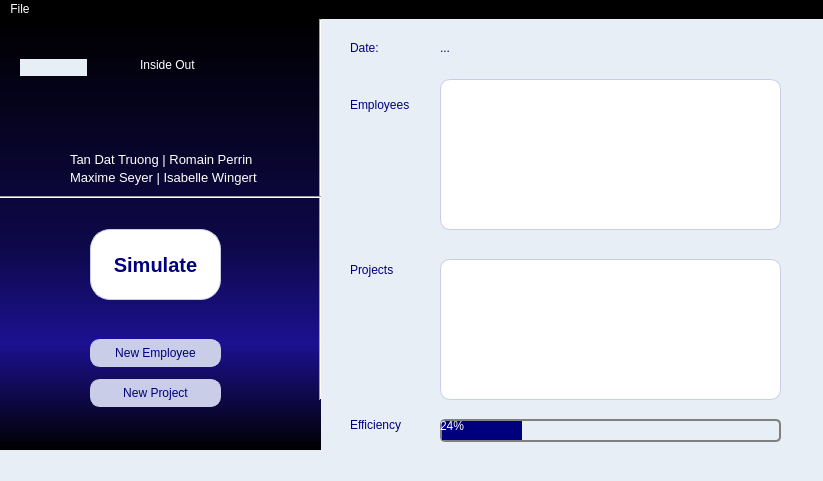
First picture: the form in mainwindow.ui, repository Romain96/M2S3_QualiteERP, before the edit.
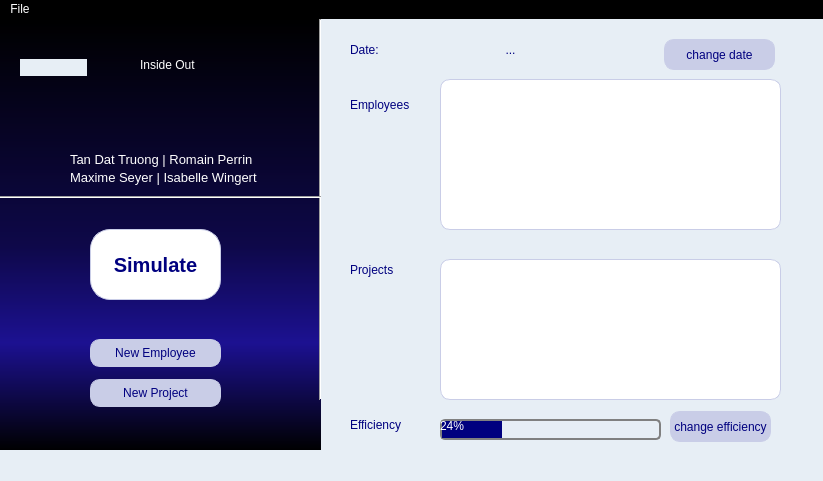
Second picture: the form after the edit.

Commit message: adding two new pushbuttons (change date & efficiency)

Patch:
```diff
--- a/mainwindow.ui
+++ b/mainwindow.ui
@@ -82,8 +82,8 @@
      <rect>
       <x>440</x>
       <y>400</y>
-      <width>341</width>
-      <height>23</height>
+      <width>221</width>
+      <height>21</height>
      </rect>
     </property>
     <property name="styleSheet">
@@ -345,26 +345,97 @@
       <x>440</x>
       <y>20</y>
       <width>141</width>
-      <height>17</height>
+      <height>21</height>
      </rect>
     </property>
     <property name="text">
      <string>...</string>
     </property>
+    <property name="alignment">
+     <set>Qt::AlignCenter</set>
+    </property>
    </widget>
    <widget class="QLabel" name="label_date">
     <property name="geometry">
      <rect>
       <x>350</x>
       <y>20</y>
-      <width>51</width>
-      <height>17</height>
+      <width>71</width>
+      <height>21</height>
      </rect>
     </property>
     <property name="text">
      <string>Date:</string>
     </property>
    </widget>
+   <widget class="QPushButton" name="pushButton_change_date">
+    <property name="geometry">
+     <rect>
+      <x>664</x>
+      <y>20</y>
+      <width>111</width>
+      <height>31</height>
+     </rect>
+    </property>
+    <property name="styleSheet">
+     <string notr="true">QPushButton:!hover {
+background-color:rgb(201, 205, 231);
+    border-radius:10px;
+    border:1px solid rgb(201, 205, 231);
+    font-family:Arial;
+    font-size:12 pt;
+    color: rgb(0, 0, 127);
+}
+
+QPushButton:hover {
+    background-color:rgb(85, 86, 200);
+    border-radius:10px;
+    border:1px solid rgb(201, 205, 231);
+    font-family:Arial;
+    font-size:12 pt;
+    color: back;
+
+}
+</string>
+    </property>
+    <property name="text">
+     <string>change date</string>
+    </property>
+   </widget>
+   <widget class="QPushButton" name="pushButton_change_efficiency">
+    <property name="geometry">
+     <rect>
+      <x>670</x>
+      <y>392</y>
+      <width>101</width>
+      <height>31</height>
+     </rect>
+    </property>
+    <property name="styleSheet">
+     <string notr="true">QPushButton:!hover {
+background-color:rgb(201, 205, 231);
+    border-radius:10px;
+    border:1px solid rgb(201, 205, 231);
+    font-family:Arial;
+    font-size:12 pt;
+    color: rgb(0, 0, 127);
+}
+
+QPushButton:hover {
+    background-color:rgb(85, 86, 200);
+    border-radius:10px;
+    border:1px solid rgb(201, 205, 231);
+    font-family:Arial;
+    font-size:12 pt;
+    color: back;
+
+}
+</string>
+    </property>
+    <property name="text">
+     <string>change efficiency</string>
+    </property>
+   </widget>
    <zorder>label_fond</zorder>
    <zorder>pushButton_new_project</zorder>
    <zorder>label_company_name</zorder>
```
Left out of the diff: 4 changed lines with no effect on the pictures.
